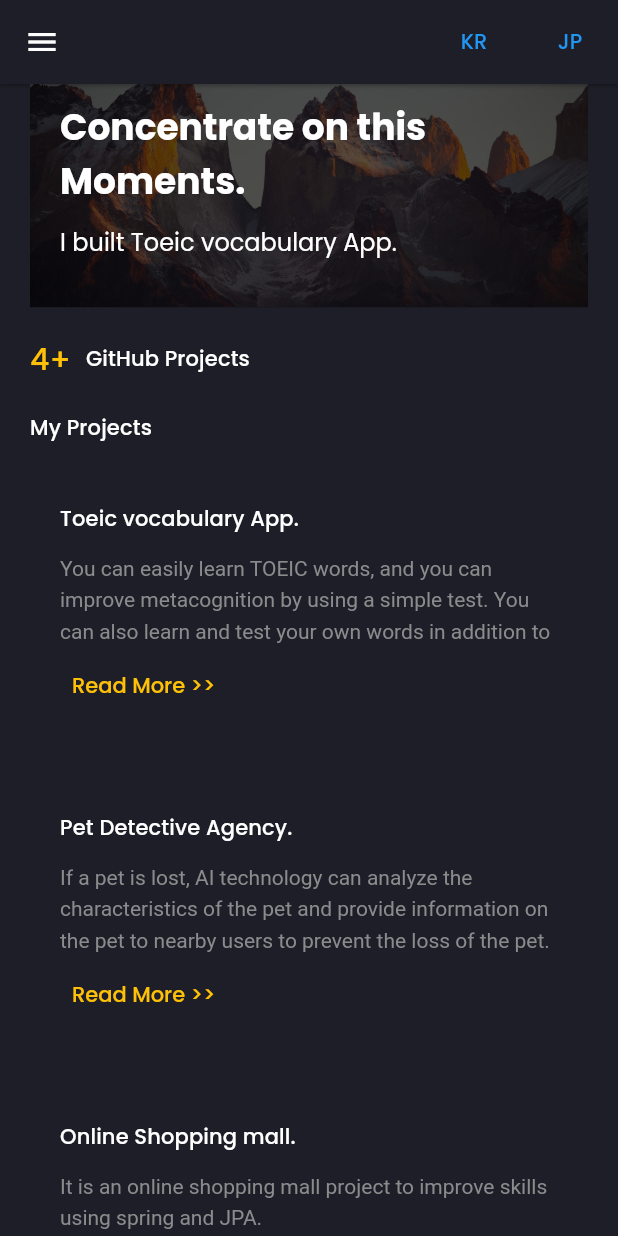
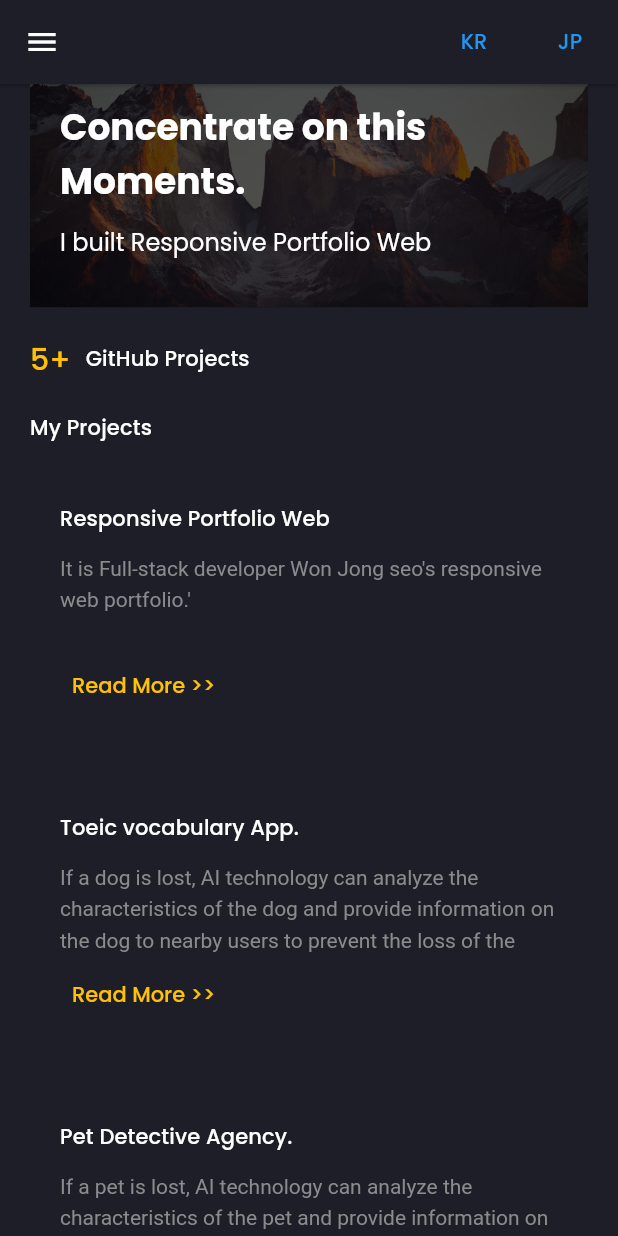
Before and after one commit to wonjongseo/me, a Flutter app: the first screen one second after launch, on a phone screen of 412 x 824 dp. Run offline on Flutter 3.47's test engine with Material 2 defaults, Android fonts, the phone set to English and light mode, and no system bars; drawn by our look-alikes of animated_text_kit; our stand-ins replace carousel_slider, flutter_svg, get, google_fonts.

Commit message:
for images

```diff
--- a/lib/components/menu/my_info.dart
+++ b/lib/components/menu/my_info.dart
@@ -3,6 +3,7 @@ import 'package:flutter/material.dart';
 import 'package:flutter/src/widgets/container.dart';
 import 'package:flutter/src/widgets/framework.dart';
 import 'package:wonjongseo/constants.dart';
+import 'package:wonjongseo/models/languages.dart';
 
 class MyInfo extends StatelessWidget {
   const MyInfo({super.key});
@@ -25,7 +26,7 @@ class MyInfo extends StatelessWidget {
             ),
             const Spacer(),
             Text(
-              'Won Jong Seo',
+              toTr('programmer_name'),
               style: sectionTitleStyle(context),
             ),
             const Text(
--- a/lib/datas.dart
+++ b/lib/datas.dart
@@ -1,7 +1,7 @@
 List<Map<String, String>> infoList = [
-  {'title': 'Residence', 'text': 'Japan'},
-  {'title': 'City', 'text': 'Tokyo'},
-  {'title': 'Age', 'text': '25'},
+  {'title': 'Residence', 'text': 'programmer_residence'},
+  {'title': 'City', 'text': 'programmer_city'},
+  {'title': 'Age', 'text': 'programmer_age'},
 ];
 List<Map<String, dynamic>> skillsList = [
   {'skillName': 'Flutter', 'skillLevel': 80},
--- a/lib/models/Project.dart
+++ b/lib/models/Project.dart
@@ -25,10 +25,6 @@ class Project {
     return 'index_${index}_description'.tr;
   }
 
-  String titleToLocale(String index) {
-    return 'index_${index}_title'.tr;
-  }
-
   String specificationsToLocale(String index, int specificationsIndex) {
     return 'index_${index}_specifications_$specificationsIndex'.tr;
   }
@@ -37,6 +33,21 @@ class Project {
 List<Project> my_projects = [
   Project(
       index: '0',
+      title: "Responsive Portfolio Web",
+      description: "",
+      frontend: 'Flutter',
+      specifications: [
+        'Responsive Web Page',
+        'Supporting multi lanauge',
+      ],
+      useThat: [
+        'get'
+            'carousel_slider',
+        'animated_text_kit'
+      ],
+      images: []),
+  Project(
+      index: '1',
       title: "Toeic vocabulary App.",
       description:
           "You can easily learn TOEIC words, and you can improve metacognition by using a simple test. You can also learn and test your own words in addition to the built-in words.",
@@ -64,8 +75,9 @@ List<Project> my_projects = [
         'assets/project1/12.jpg',
         'assets/project1/13.jpg',
       ]),
+
   Project(
-      index: '1',
+      index: '2',
       title: "Pet Detective Agency.",
       githubPath: 'https://github.com/IOSpring/PetDetective',
       description:
@@ -99,7 +111,7 @@ List<Project> my_projects = [
         'assets/project2/12.png',
       ]),
   Project(
-      index: '2',
+      index: '3',
       title: "Online Shopping mall.",
       githubPath: 'https://github.com/wonjongseo/online-shoppingmall',
       backend: 'Spring frame work',
@@ -113,12 +125,12 @@ List<Project> my_projects = [
       ],
       specifications: [
         'authentication',
-        'reviewing projects',
-        'changing the user infomation',
-        'adding products to the basket',
-        'managing users',
-        'managing products',
-        'managing a banner'
+        'Reviewing projects',
+        'Changing the user infomation',
+        'Adding products to the basket',
+        'Managing users',
+        'Managing products',
+        'Managing a banner'
       ],
       description:
           "It is an online shopping mall project to improve skills using spring and JPA.",
@@ -166,10 +178,10 @@ List<Project> my_projects = [
       ]),
 
   Project(
-      index: '3',
+      index: '4',
       title: 'Netflix Clone Coding.',
       description:
-          'Build The Netflix Clone Coding Project for Flexible Use of React JS',
+          'It is The Netflix Clone Coding Project for improving Skill of React JS',
       frontend: 'React Js',
       useThat: ['axois', 'prop-types', 'styled-components'],
       githubPath: 'https://github.com/wonjongseo/netfilx',
@@ -177,10 +189,10 @@ List<Project> my_projects = [
       images: []),
 
   Project(
-      index: '4',
+      index: '5',
       title: 'Instagram Clone Coding.',
       description:
-          'Build The Instagram Clone Coding Project for Flexible Use of Graph Ql and React JS',
+          'It is The Instagram Clone Coding Project for improving Skill of Graph Ql and React JS',
       backend: 'Graph QL',
       frontend: 'React Js',
       useThat: ['githubPathollo/client', 'graphql', 'styled-components'],
--- a/lib/models/languages.dart
+++ b/lib/models/languages.dart
@@ -1,64 +1,141 @@
 import 'package:get/get.dart';
+
+String toTr(String word) => word.tr;
 
 class Languagues extends Translations {
   @override
   Map<String, Map<String, String>> get keys => {
         'ko_KR': {
+          'programmer_name': '원종서',
+          'programmer_city': '도쿄',
+          'programmer_residence': '일본',
+          'programmer_age': '25',
           'page_title': '지금 이순간에 최선을 다하자.',
-          'index_0_title': 'Toeic vocabulary App.',
+          // ----------- 0 ------------
+          'index_0_description': '풀스택 개발자 원종서의 반응형 웹 포토폴리오',
+          'index_0_specifications_0': '반응형 웹 페이지',
+          'index_0_specifications_1': '여러 언어 지원',
+          // ----------- 1 ------------
+          'index_1_description':
+              '당신은 토익 단어를 쉽게 배울 수 있고, 간단한 테스트를 통해 메타인지 능력을 향상시킬 수 있습니다. 내장된 단어 외에도 자신의 단어를 배우고 테스트할 수도 있다.',
+          'index_1_specifications_0': '나의 단어 저장',
+          'index_1_specifications_1': '단어 좋아요 기능',
+          'index_1_specifications_2': '하루의 단어들 공부',
+          'index_1_specifications_3': '단어 테스트',
+          'index_1_specifications_4': '단어 예시 표시',
+          // ----------- 2 ------------
+          'index_2_description':
+              '반려견을 잃어버리면 AI 기술을 이용하여 반려견의 특성을 분석해 인근 사용자에게 반려견에 대한 정보를 제공해 반려견를 잃어버리는 것을 막을 수 있다.',
+          'index_2_specifications_0': '인증',
+          'index_2_specifications_1': '게시글 업로드',
+          'index_2_specifications_2': '게시글 보기',
+          'index_2_specifications_3': '인근 사용자에게 메세지 전송',
+          'index_2_specifications_4': '이미지 분석',
+          // ----------- 3 ------------
+          'index_3_description': 'Spring과 JPA의 실력 향상을 위한 온라인 쇼핑몰 프로젝트',
+          'index_3_specifications_0': '인증',
+          'index_3_specifications_1': '상품 리뷰',
+          'index_3_specifications_2': '유저 정보 변경',
+          'index_3_specifications_3': '카드에 상품 추가',
+          'index_3_specifications_4': '유저 관리',
+          'index_3_specifications_5': '상품 관리',
+          'index_3_specifications_6': '배너 관리',
+          // ----------- 4 ------------
+          'index_4_description': 'React JS의 실력을 향상 시키기 위한 Netflix  클론 코딩 ',
+          // ----------- 5 ------------
+          'index_5_description':
+              'React JS과 Graph QL 의 실력을 향상 시키기 위한 Instagram  클론 코딩 ',
+        },
+        /////////////////////////////////////////////////////
+        'ja_JP': {
+          'programmer_name': 'ウォンジョンソ',
+          'programmer_city': '東京',
+          'programmer_residence': '日本',
+          'programmer_age': '25',
+          'page_title': '今この瞬間に集中する',
+          // ----------- 0 ------------
+          'index_0_description': 'フルスタック開発者ウォン·ジョンソの反応型のウェブのポートフォリオ',
+          'index_0_specifications_0': '反応型のウェブページ',
+          'index_0_specifications_1': 'マルチ言語を支援',
+
+          // ----------- 1 ------------
+          'index_1_description':
+              'あなたはTOEICの単語を簡単に学ぶことができ、簡単なテストを通じてメタ認知能力を向上させることができます。 内蔵された単語の他にも、自分の単語を学んでテストすることもできる。',
+          'index_1_specifications_0': 'マイボカの保存',
+          'index_1_specifications_1': '言葉のようにトグルする',
+          'index_1_specifications_2': '1日にtoeicの単語を勉強する',
+          'index_1_specifications_3': 'toeic単語のテスト',
+          'index_1_specifications_4': '単語の例を示す',
+          // ----------- 2 ------------
+          'index_2_description':
+              'ペットを失うとAI技術を利用してペットの特性を分析し,近隣ユーザーにペットに関する情報を提供しペットを失うことを防ぐことができる.',
+          'index_2_specifications_0': '認証',
+          'index_2_specifications_1': '掲示板を乗せること',
+          'index_2_specifications_2': '掲示板を見ること',
+          'index_2_specifications_3': '近隣ユーザーにメッセージを送ること',
+          'index_2_specifications_4': 'イメージを分析',
+          // ----------- 3 ------------
+          'index_3_description': 'SpringとJPAを活用した実力向上のためのオンラインショッピングモールのプロジェクト',
+          'index_3_specifications_0': '認証',
+          'index_3_specifications_1': '商品をレビュー',
+          'index_3_specifications_2': 'ユーザ情報の変更',
+          'index_3_specifications_3': 'カートへの商品の追加',
+          'index_3_specifications_4': 'ユーザ管理',
+          'index_3_specifications_5': '商品管理',
+          'index_3_specifications_6': 'バナー管理',
+          // ----------- 4 ------------
+          'index_4_description':
+              'React JS の実力を向上するのための Netflix Clone Codingプロジェクト',
+          // ----------- 5 ------------
+          'index_5_description':
+              'React JS と Graph QL の実力を向上するのための Instagram Clone Codingプロジェクト',
+        },
+
+        /////////////////////////////////////////////////////
+        ///
+        'en_US': {
+          'programmer_name': 'Jong seo Won',
+          'programmer_city': 'Tokyo',
+          'programmer_residence': 'Japan',
+          'programmer_age': '25',
+          'page_title': 'Concentrate on this Moments.',
+          // ----------- 0 ------------
           'index_0_description':
-              '당신은 토익 단어를 쉽게 배울 수 있고, 간단한 테스트를 통해 메타인지 능력을 향상시킬 수 있습니다. 내장된 단어 외에도 자신의 단어를 배우고 테스트할 수도 있다.',
-          'index_0_specifications_0': '나의 단어 저장',
-          'index_0_specifications_1': '단어 좋아요 기능',
-          'index_0_specifications_2': '하루의 단어들 공부',
-          'index_0_specifications_3': '단어 테스트',
-          'index_0_specifications_4': '단어 예시 표시',
-          'index_1_title': 'Pet Detective Agency.',
+              "It is Full-stack developer Won Jong seo's responsive web portfolio.'",
+          'index_0_specifications_0': 'Responsive Web Page',
+          'index_0_specifications_1': 'Supporting multi lanagues',
+          // ----------- 1 ------------
           'index_1_description':
-              '반려견을 잃어버리면 AI 기술을 이용하여 반려견의 특성을 분석해 인근 사용자에게 반려견에 대한 정보를 제공해 반려견를 잃어버리는 것을 막을 수 있다.',
-          'index_1_specifications_0': '인증',
-          'index_1_specifications_1': '게시글 업로드',
-          'index_1_specifications_2': '게시글 보기',
-          'index_1_specifications_3': '인근 사용자에게 메세지 전송',
-          'index_1_specifications_4': '이미지 분석',
-        },
-        'ja_JP': {
-          'page_title': '今この瞬間に集中する',
-          'index_0_title': 'Toeic vocabulary App.',
-          'index_0_description':
-              'あなたはTOEICの単語を簡単に学ぶことができ、簡単なテストを通じてメタ認知能力を向上させることができます。 内蔵された単語の他にも、自分の単語を学んでテストすることもできる。',
-          'index_0_specifications_0': 'マイボカの保存',
-          'index_0_specifications_1': '言葉のようにトグルする',
-          'index_0_specifications_2': '1日にtoeicの単語を勉強する',
-          'index_0_specifications_3': 'toeic単語のテスト',
-          'index_0_specifications_4': '単語の例を示す',
-          'index_1_title': 'Pet Detective Agency.',
-          'index_1_description':
-              'ペットを失うとAI技術を利用してペットの特性を分析し、近隣ユーザーにペットに関する情報を提供しペットを失うことを防ぐことができる。',
-          'index_1_specifications_0': '認証',
-          'index_1_specifications_1': '掲示板を乗せること',
-          'index_1_specifications_2': '掲示板を見ること',
-          'index_1_specifications_3': '近隣ユーザーにメッセージを送ること',
-          'index_1_specifications_4': 'イメージを分析',
-        },
-        'en_US': {
-          'page_title': 'Concentrate on this Moments.',
-          'index_0_title': 'Toeic vocabulary App.',
-          'index_0_description':
               'If a dog is lost, AI technology can analyze the characteristics of the dog and provide information on the dog to nearby users to prevent the loss of the dog.',
-          'index_0_specifications_0': 'Saving My Voca',
-          'index_0_specifications_1': 'Toggling like of a word',
-          'index_0_specifications_2': 'Studying toeic words a day',
-          'index_0_specifications_3': 'Testing toeic words',
-          'index_0_specifications_4': 'Showing the example of word',
-          'index_1_title': 'Pet Detective Agency.',
-          'index_1_description':
+          'index_1_specifications_0': 'Saving My Voca',
+          'index_1_specifications_1': 'Toggling like of a word',
+          'index_1_specifications_2': 'Studying toeic words a day',
+          'index_1_specifications_3': 'Testing toeic words',
+          'index_1_specifications_4': 'Showing the example of word',
+          // ----------- 2 ------------
+          'index_2_description':
               'If a pet is lost, AI technology can analyze the characteristics of the pet and provide information on the pet to nearby users to prevent the loss of the pet.',
-          'index_1_specifications_0': 'Authentication',
-          'index_1_specifications_1': 'Uploading posts',
-          'index_1_specifications_2': 'Watching posts부',
-          'index_1_specifications_3': 'Pushing a notification to nearby users',
-          'index_1_specifications_4': 'Analyzing images',
+          'index_2_specifications_0': 'Authentication',
+          'index_2_specifications_1': 'Uploading posts',
+          'index_2_specifications_2': 'Watching posts',
+          'index_2_specifications_3': 'Pushing a notification to nearby users',
+          'index_2_specifications_4': 'Analyzing images',
+          // ----------- 3 ------------
+          'index_3_description':
+              'It is an online shopping mall project to improve skills using spring and JPA.',
+          'index_3_specifications_0': 'Authentication',
+          'index_3_specifications_1': 'Reviewing projects',
+          'index_3_specifications_2': 'Changing the user infomation',
+          'index_3_specifications_3': 'Adding products to the basket',
+          'index_3_specifications_4': 'Managing users',
+          'index_3_specifications_5': 'Managing products',
+          'index_3_specifications_6': 'Managing a banner',
+          // ----------- 4 ------------
+          'index_4_description':
+              'It is The Netflix Clone Coding Project for improving Skill of React JS',
+          // ----------- 5 ------------
+          'index_5_description':
+              'It is The Instagram Clone Coding Project for improving Skill of Graph QL and React JS',
         }
       };
 }
--- a/lib/screens/home/components/area_info_text.dart
+++ b/lib/screens/home/components/area_info_text.dart
@@ -1,5 +1,6 @@
 import 'package:flutter/material.dart';
 import 'package:wonjongseo/constants.dart';
+import 'package:wonjongseo/models/languages.dart';
 
 class AreaInfoText extends StatelessWidget {
   const AreaInfoText({
@@ -23,7 +24,7 @@ class AreaInfoText extends StatelessWidget {
               color: Colors.white,
             ),
           ),
-          Text(text!),
+          Text(toTr(text!)),
         ],
       ),
     );
--- a/lib/screens/home/components/home_banner.dart
+++ b/lib/screens/home/components/home_banner.dart
@@ -5,8 +5,8 @@ import 'package:flutter/src/widgets/container.dart';
 import 'package:flutter/src/widgets/framework.dart';
 import 'package:wonjongseo/constants.dart';
 import 'package:wonjongseo/models/Project.dart';
+import 'package:wonjongseo/models/languages.dart';
 import 'package:wonjongseo/responsive.dart';
-import 'package:get/get.dart';
 
 class HomeBanner extends StatelessWidget {
   const HomeBanner({super.key});
@@ -32,7 +32,7 @@ class HomeBanner extends StatelessWidget {
               mainAxisAlignment: MainAxisAlignment.center,
               children: [
                 Text(
-                  "page_title".tr,
+                  toTr('page_title'),
                   style: Responsive.isDesktop(context)
                       ? Theme.of(context).textTheme.headline3!.copyWith(
                           color: Colors.white, fontWeight: FontWeight.bold)
--- a/lib/screens/home/components/project_card.dart
+++ b/lib/screens/home/components/project_card.dart
@@ -30,8 +30,8 @@ class ProjectCard extends StatelessWidget {
                     defaultPadding / (Responsive.isDesktop(context) ? 1 : 2)),
             Expanded(
               child: Text(
-                project.description!,
-                style: TextStyle(height: 1.5),
+                project.descriptionToLocale(project.index),
+                style: const TextStyle(height: 1.5),
               ),
             ),
             if (Responsive.isDesktop(context))
--- a/lib/screens/project_detail/components/project_detail_card.dart
+++ b/lib/screens/project_detail/components/project_detail_card.dart
@@ -23,12 +23,7 @@ class ProjectDetailCard extends StatelessWidget {
             style: sectionTitleStyle(context).copyWith(fontSize: 16),
           ),
           const SizedBox(height: defaultPadding / 4),
-          Text(
-            project.index == '0' || project.index == '1'
-                ? project.descriptionToLocale(project.index)
-                : project.description,
-            // textAlign: TextAlign.center,
-          ),
+          Text(project.descriptionToLocale(project.index)),
           const SizedBox(height: defaultPadding * 2),
           if (project.frontend != null)
             ProjectDetailString(
--- a/lib/screens/project_detail/components/project_detail_list.dart
+++ b/lib/screens/project_detail/components/project_detail_list.dart
@@ -1,7 +1,6 @@
 import 'package:flutter/cupertino.dart';
 import 'package:wonjongseo/constants.dart';
-import 'package:get/get.dart';
-import 'package:wonjongseo/models/Project.dart';
+import 'package:wonjongseo/models/languages.dart';
 
 class ProjectDetailList extends StatelessWidget {
   const ProjectDetailList({
@@ -29,10 +28,8 @@ class ProjectDetailList extends StatelessWidget {
           (index) => Padding(
             padding: const EdgeInsets.only(bottom: defaultPadding / 2),
             child: Text(
-              projectIndex == '0' && detailTitle == 'Specifications' ||
-                      projectIndex == '1' && detailTitle == 'Specifications'
-                  ? '${index + 1}.' +
-                      'index_${projectIndex}_specifications_$index'.tr
+              detailTitle == 'Specifications'
+                  ? '${index + 1}. ${toTr('index_${projectIndex}_specifications_$index')}'
                   : '${index + 1}. ${list[index]}',
               style: const TextStyle(fontSize: 12),
             ),
```
